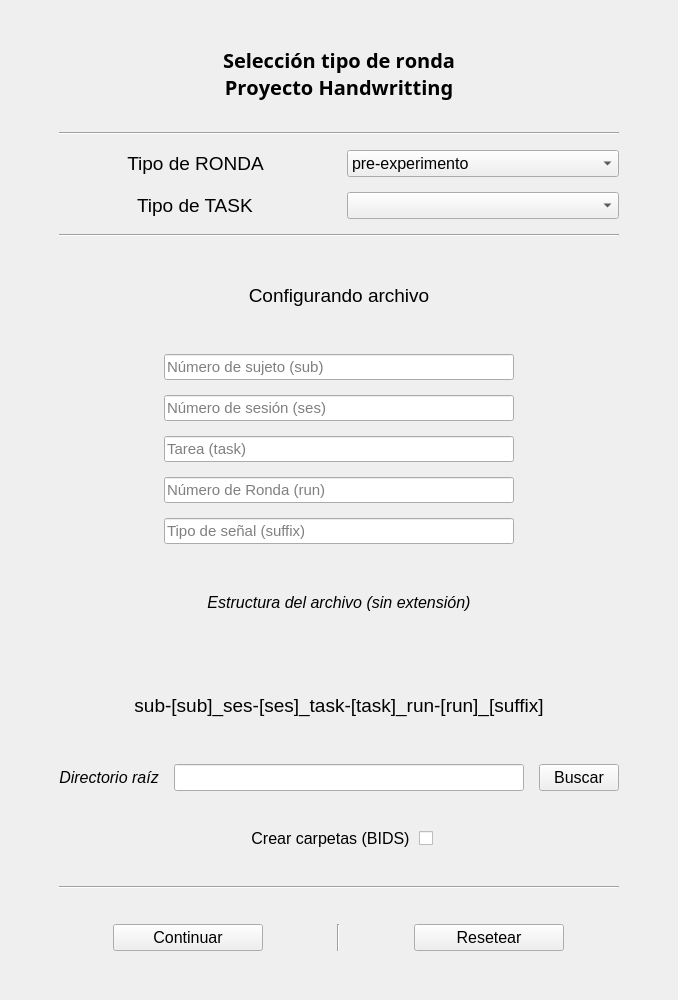
lucasbaldezzari/pyhwr, file pyhwr/widgets/initAPP.ui: the form before one commit.
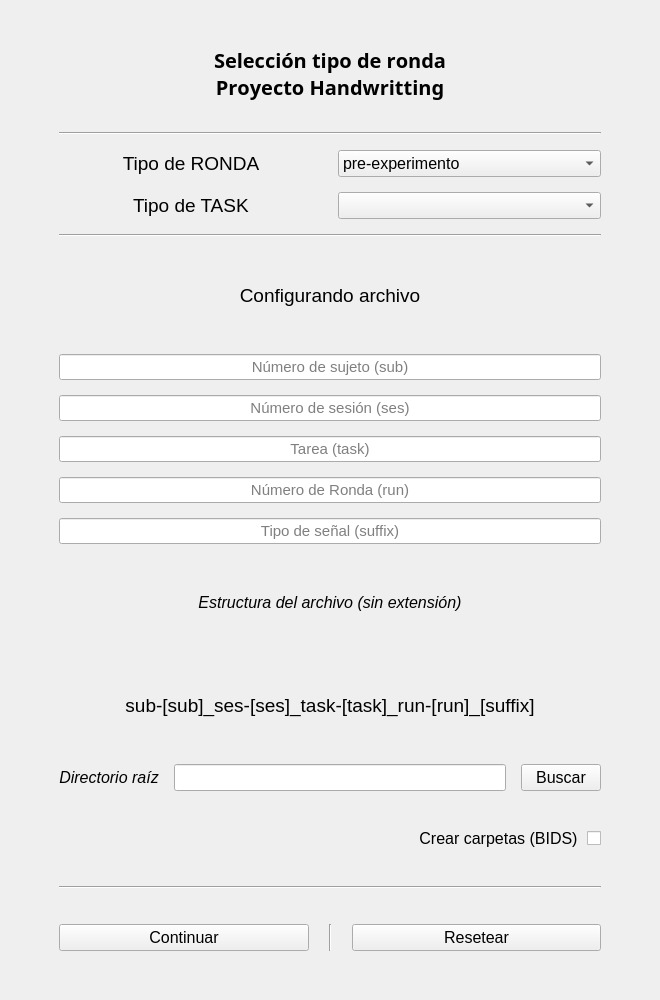
The form after the commit.

Diff of the .ui file:
```diff
--- a/pyhwr/widgets/initAPP.ui
+++ b/pyhwr/widgets/initAPP.ui
@@ -11,7 +11,7 @@
    </rect>
   </property>
   <property name="sizePolicy">
-   <sizepolicy hsizetype="Fixed" vsizetype="Fixed">
+   <sizepolicy hsizetype="Preferred" vsizetype="Preferred">
     <horstretch>0</horstretch>
     <verstretch>0</verstretch>
    </sizepolicy>
@@ -184,121 +184,106 @@
         </property>
        </widget>
       </item>
-      <item alignment="Qt::AlignHCenter">
+      <item>
        <widget class="QLineEdit" name="input_sub">
         <property name="sizePolicy">
-         <sizepolicy hsizetype="Fixed" vsizetype="Fixed">
+         <sizepolicy hsizetype="Expanding" vsizetype="Fixed">
           <horstretch>0</horstretch>
           <verstretch>0</verstretch>
          </sizepolicy>
         </property>
-        <property name="minimumSize">
-         <size>
-          <width>350</width>
-          <height>20</height>
-         </size>
-        </property>
         <property name="font">
          <font>
           <pointsize>11</pointsize>
          </font>
         </property>
+        <property name="alignment">
+         <set>Qt::AlignHCenter</set>
+        </property>
         <property name="placeholderText">
          <string>Número de sujeto (sub)</string>
         </property>
        </widget>
       </item>
-      <item alignment="Qt::AlignHCenter">
+      <item>
        <widget class="QLineEdit" name="input_ses">
         <property name="sizePolicy">
-         <sizepolicy hsizetype="Fixed" vsizetype="Fixed">
+         <sizepolicy hsizetype="Expanding" vsizetype="Fixed">
           <horstretch>0</horstretch>
           <verstretch>0</verstretch>
          </sizepolicy>
         </property>
-        <property name="minimumSize">
-         <size>
-          <width>350</width>
-          <height>20</height>
-         </size>
-        </property>
         <property name="font">
          <font>
           <pointsize>11</pointsize>
          </font>
         </property>
+        <property name="alignment">
+         <set>Qt::AlignHCenter</set>
+        </property>
         <property name="placeholderText">
          <string>Número de sesión (ses)</string>
         </property>
        </widget>
       </item>
-      <item alignment="Qt::AlignHCenter">
+      <item>
        <widget class="QLineEdit" name="input_task">
         <property name="sizePolicy">
-         <sizepolicy hsizetype="Fixed" vsizetype="Fixed">
+         <sizepolicy hsizetype="Expanding" vsizetype="Fixed">
           <horstretch>0</horstretch>
           <verstretch>0</verstretch>
          </sizepolicy>
         </property>
-        <property name="minimumSize">
-         <size>
-          <width>350</width>
-          <height>20</height>
-         </size>
-        </property>
         <property name="font">
          <font>
           <pointsize>11</pointsize>
          </font>
         </property>
+        <property name="alignment">
+         <set>Qt::AlignHCenter</set>
+        </property>
         <property name="placeholderText">
          <string>Tarea (task)</string>
         </property>
        </widget>
       </item>
-      <item alignment="Qt::AlignHCenter">
+      <item>
        <widget class="QLineEdit" name="input_run">
         <property name="sizePolicy">
-         <sizepolicy hsizetype="Fixed" vsizetype="Fixed">
+         <sizepolicy hsizetype="Expanding" vsizetype="Fixed">
           <horstretch>0</horstretch>
           <verstretch>0</verstretch>
          </sizepolicy>
         </property>
-        <property name="minimumSize">
-         <size>
-          <width>350</width>
-          <height>20</height>
-         </size>
-        </property>
         <property name="font">
          <font>
           <pointsize>11</pointsize>
          </font>
         </property>
+        <property name="alignment">
+         <set>Qt::AlignHCenter</set>
+        </property>
         <property name="placeholderText">
          <string>Número de Ronda (run)</string>
         </property>
        </widget>
       </item>
-      <item alignment="Qt::AlignHCenter">
+      <item>
        <widget class="QLineEdit" name="input_suffix">
         <property name="sizePolicy">
-         <sizepolicy hsizetype="Fixed" vsizetype="Fixed">
+         <sizepolicy hsizetype="Expanding" vsizetype="Fixed">
           <horstretch>0</horstretch>
           <verstretch>0</verstretch>
          </sizepolicy>
         </property>
-        <property name="minimumSize">
-         <size>
-          <width>350</width>
-          <height>20</height>
-         </size>
-        </property>
         <property name="font">
          <font>
           <pointsize>11</pointsize>
          </font>
         </property>
+        <property name="alignment">
+         <set>Qt::AlignHCenter</set>
+        </property>
         <property name="placeholderText">
          <string>Tipo de señal (suffix)</string>
         </property>
@@ -367,17 +352,11 @@
         <item>
          <widget class="QLineEdit" name="input_rootfolder">
           <property name="sizePolicy">
-           <sizepolicy hsizetype="Fixed" vsizetype="Fixed">
+           <sizepolicy hsizetype="Expanding" vsizetype="Fixed">
             <horstretch>0</horstretch>
             <verstretch>0</verstretch>
            </sizepolicy>
           </property>
-          <property name="minimumSize">
-           <size>
-            <width>350</width>
-            <height>20</height>
-           </size>
-          </property>
           <property name="font">
            <font>
             <pointsize>12</pointsize>
@@ -413,7 +392,7 @@
         <item>
          <widget class="QCheckBox" name="crearBIDSCheck">
           <property name="sizePolicy">
-           <sizepolicy hsizetype="Fixed" vsizetype="Fixed">
+           <sizepolicy hsizetype="Preferred" vsizetype="Fixed">
             <horstretch>0</horstretch>
             <verstretch>0</verstretch>
            </sizepolicy>
@@ -457,7 +436,7 @@
         <item>
          <widget class="QPushButton" name="btn_continue">
           <property name="sizePolicy">
-           <sizepolicy hsizetype="Fixed" vsizetype="Fixed">
+           <sizepolicy hsizetype="Preferred" vsizetype="Fixed">
             <horstretch>0</horstretch>
             <verstretch>0</verstretch>
            </sizepolicy>
@@ -488,7 +467,7 @@
         <item>
          <widget class="QPushButton" name="btn_reset">
           <property name="sizePolicy">
-           <sizepolicy hsizetype="Fixed" vsizetype="Fixed">
+           <sizepolicy hsizetype="Preferred" vsizetype="Fixed">
             <horstretch>0</horstretch>
             <verstretch>0</verstretch>
            </sizepolicy>
```
Left out of the diff: 2 changed lines with no effect on the pictures.
